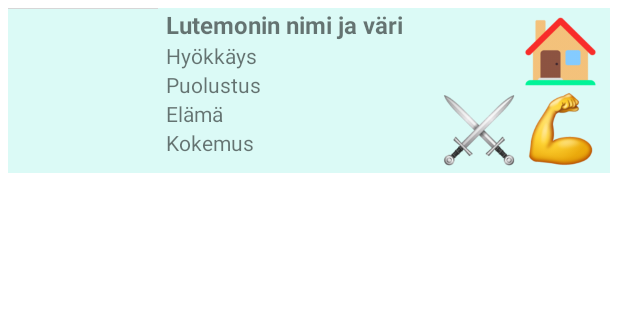
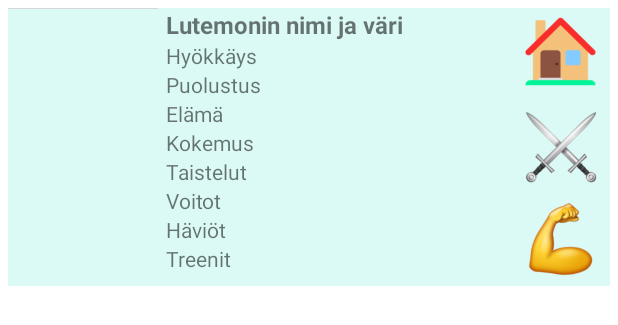
Before and after one commit to EronenA/LutemonGame-project, an Android app: the layout lutemon_view.xml on its own in the app's theme, with its tools: preview values and no code run, on a phone screen of 412 x 824 dp. Shown: the top 325 px of the screen. Run offline under Robolectric (Android 15) with nearby library versions, the phone set to English and light mode, and no system bars.

Commit message:
lisää tilastoja ja siirtymisnappeja parantelin

```diff
--- a/app/src/main/java/com/example/lutemongame/LutemonListAdapter.java
+++ b/app/src/main/java/com/example/lutemongame/LutemonListAdapter.java
@@ -39,6 +39,11 @@ public class LutemonListAdapter extends RecyclerView.Adapter<LutemonViewHolder>
         holder.lutemonDefence.setText("Puolustus: " + String.valueOf(lutemons.get(position).getDefence()));
         holder.lutemonHealt.setText("Elämä: " + String.valueOf(lutemons.get(position).getHealth()));
         holder.lutemonExperience.setText("Kokemus: " + String.valueOf(lutemons.get(position).getExperience()));
+        holder.lutemonFights.setText("Taistelut: " + String.valueOf(lutemons.get(position).getFights()));
+        holder.lutemonWins.setText("Voitot: " + String.valueOf(lutemons.get(position).getWins()));
+        holder.lutemonLosses.setText("Häviöt: " + String.valueOf(lutemons.get(position).getLoses()));
+        holder.lutemonTrainings.setText("Treenit: " + String.valueOf(lutemons.get(position).getTrainingSessions()));
+
 
         // Home button visibility
         if (Storage.getInstance().getActivityOn().equals("home")) {
--- a/app/src/main/java/com/example/lutemongame/LutemonViewHolder.java
+++ b/app/src/main/java/com/example/lutemongame/LutemonViewHolder.java
@@ -12,7 +12,7 @@ import androidx.recyclerview.widget.RecyclerView;
 
 public class LutemonViewHolder extends RecyclerView.ViewHolder {
     ImageView lutemonImage, imgFight, imgTrain, imgHome;
-    TextView lutemonNameAndColor, lutemonColor, lutemonAttack, lutemonDefence, lutemonHealt, lutemonExperience;
+    TextView lutemonNameAndColor, lutemonColor, lutemonAttack, lutemonDefence, lutemonHealt, lutemonExperience, lutemonFights, lutemonWins, lutemonLosses, lutemonTrainings;
 
     public LutemonViewHolder(@NonNull View itemView) {
         super(itemView);
@@ -26,6 +26,10 @@ public class LutemonViewHolder extends RecyclerView.ViewHolder {
         imgFight = itemView.findViewById(R.id.imgFight);
         imgTrain = itemView.findViewById(R.id.imgTrain);
         imgHome = itemView.findViewById(R.id.imgHome);
+        lutemonFights = itemView.findViewById(R.id.txtLutemonFights);
+        lutemonWins = itemView.findViewById(R.id.txtLutemonWins);
+        lutemonLosses = itemView.findViewById(R.id.txtLutemonLosses);
+        lutemonTrainings = itemView.findViewById(R.id.txtLutemonTrainings);
 
     }
 }
--- a/app/src/main/java/com/example/lutemongame/TrainActivity.java
+++ b/app/src/main/java/com/example/lutemongame/TrainActivity.java
@@ -57,6 +57,7 @@ public class TrainActivity extends AppCompatActivity {
         for (Lutemon lutemon : trainingLutemons) {
             lutemon.setExperience(lutemon.getExperience() + 1);
             lutemon.setAttack(lutemon.getAttack() + 1);
+            lutemon.setTrainingSessions(lutemon.getTrainingSessions() + 1);
 
         }
 
--- a/app/src/main/res/layout/lutemon_view.xml
+++ b/app/src/main/res/layout/lutemon_view.xml
@@ -3,7 +3,7 @@
     xmlns:app="http://schemas.android.com/apk/res-auto"
     xmlns:tools="http://schemas.android.com/tools"
     android:layout_width="match_parent"
-    android:layout_height="110dp"
+    android:layout_height="185dp"
     android:layout_marginLeft="5dp"
     android:layout_marginTop="5dp"
     android:layout_marginRight="5dp"
@@ -58,6 +58,34 @@
             android:layout_marginLeft="5dp"
             android:text="Kokemus" />
 
+        <TextView
+            android:id="@+id/txtLutemonFights"
+            android:layout_width="170dp"
+            android:layout_height="wrap_content"
+            android:layout_marginLeft="5dp"
+            android:text="Taistelut" />
+
+        <TextView
+            android:id="@+id/txtLutemonWins"
+            android:layout_width="170dp"
+            android:layout_height="wrap_content"
+            android:layout_marginLeft="5dp"
+            android:text="Voitot" />
+
+        <TextView
+            android:id="@+id/txtLutemonLosses"
+            android:layout_width="170dp"
+            android:layout_height="wrap_content"
+            android:layout_marginLeft="5dp"
+            android:text="Häviöt" />
+
+        <TextView
+            android:id="@+id/txtLutemonTrainings"
+            android:layout_width="170dp"
+            android:layout_height="wrap_content"
+            android:layout_marginLeft="5dp"
+            android:text="Treenit" />
+
     </LinearLayout>
 
     <androidx.constraintlayout.widget.ConstraintLayout
@@ -68,25 +96,23 @@
             android:id="@+id/imgFight"
             android:layout_width="50dp"
             android:layout_height="50dp"
-            android:layout_marginStart="8dp"
-            android:layout_marginBottom="4dp"
+            android:layout_marginTop="13dp"
+            android:layout_marginEnd="8dp"
             android:src="@drawable/fight"
             android:visibility="visible"
-            app:layout_constraintBottom_toBottomOf="parent"
-            app:layout_constraintEnd_toStartOf="@+id/imgTrain"
-            app:layout_constraintHorizontal_bias="0.166"
-            app:layout_constraintStart_toStartOf="parent" />
+            app:layout_constraintEnd_toEndOf="parent"
+            app:layout_constraintTop_toBottomOf="@+id/imgHome" />
 
         <ImageView
             android:id="@+id/imgTrain"
             android:layout_width="50dp"
             android:layout_height="50dp"
+            android:layout_marginTop="12dp"
             android:layout_marginEnd="8dp"
-            android:layout_marginBottom="4dp"
             android:src="@drawable/train"
             android:visibility="visible"
-            app:layout_constraintBottom_toBottomOf="parent"
-            app:layout_constraintEnd_toEndOf="parent" />
+            app:layout_constraintEnd_toEndOf="parent"
+            app:layout_constraintTop_toBottomOf="@+id/imgFight" />
 
         <ImageView
             android:id="@+id/imgHome"
@@ -94,9 +120,9 @@
             android:layout_height="50dp"
             android:layout_marginTop="4dp"
             android:layout_marginEnd="8dp"
+            android:src="@drawable/home"
             app:layout_constraintEnd_toEndOf="parent"
-            app:layout_constraintTop_toTopOf="parent"
-            android:src="@drawable/home" />
+            app:layout_constraintTop_toTopOf="parent" />
 
     </androidx.constraintlayout.widget.ConstraintLayout>
 
```
